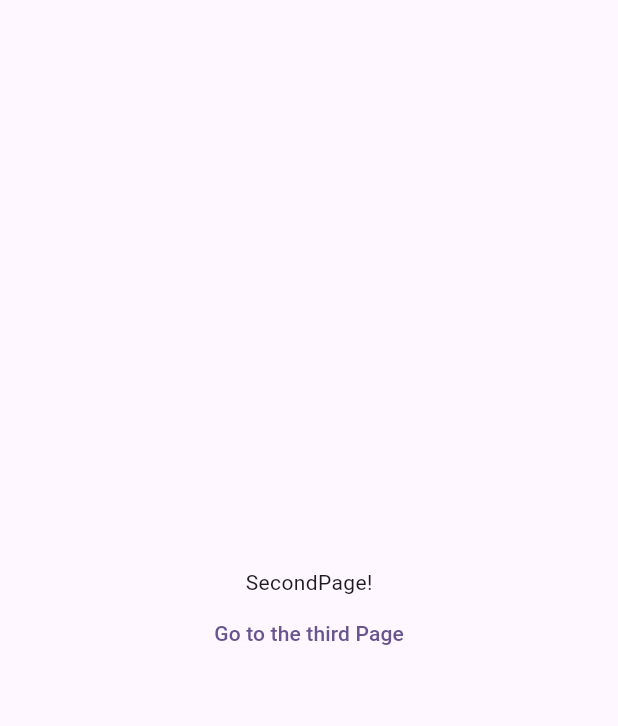
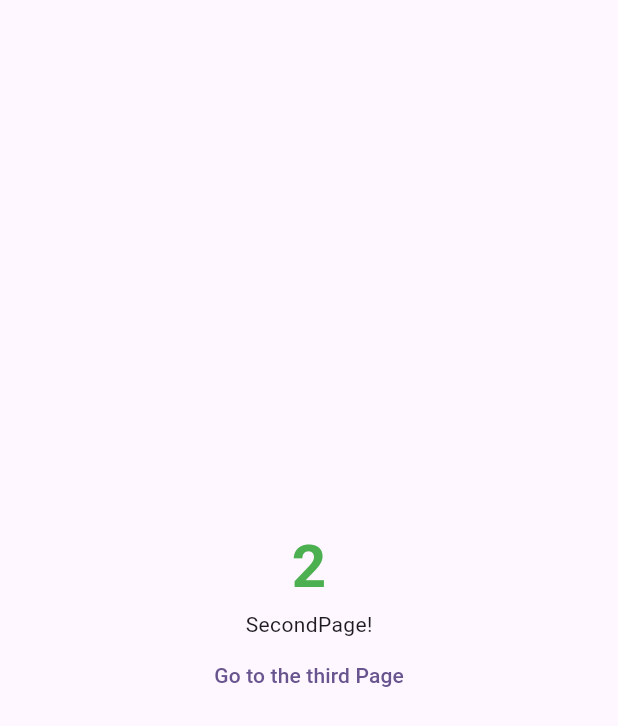
Before and after one commit to abdulawalarif/clean_routing, a Flutter app: the screen it shows after launch, after a tap on "Go to the second Page", on a phone screen of 412 x 824 dp. Shown: the top 726 px of the screen. Run offline on Flutter 3.47's test engine with Material 3 defaults, Android fonts, the phone set to English and light mode, and no system bars.

Commit message:
re-designed screens

```diff
--- a/lib/second_page.dart
+++ b/lib/second_page.dart
@@ -18,6 +18,16 @@ class _SecondPageState extends State<SecondPage> {
         mainAxisAlignment: MainAxisAlignment.center,
         children: [
           const Center(
+            child: Text(
+              '2',
+              style: TextStyle(
+                color: Colors.green,
+                fontSize: 40,
+                fontWeight: FontWeight.bold,
+              ),
+            ),
+          ),
+          const Center(
             child: Text('SecondPage!'),
           ),
           TextButton(
--- a/lib/splash_screen.dart
+++ b/lib/splash_screen.dart
@@ -17,11 +17,21 @@ class _SplashScreenState extends State<SplashScreen> {
         mainAxisAlignment: MainAxisAlignment.center,
         children: [
           const Center(
+            child: Text(
+              '1',
+              style: TextStyle(
+                color: Colors.red,
+                fontSize: 40,
+                fontWeight: FontWeight.bold,
+              ),
+            ),
+          ),
+          const Center(
             child: Text('SplashScreen!'),
           ),
           TextButton(
             onPressed: () {
-              Navigator.of(context).pushNamed(RouteName.secondPage);
+              Navigator.of(context).pushReplacementNamed(RouteName.secondPage);
             },
             child: const Text('Go to the second Page'),
           ),
```
Also changed, not shown: lib/third_page.dart (+14 -1 lines), lib/main.dart (line endings or trailing spaces).
